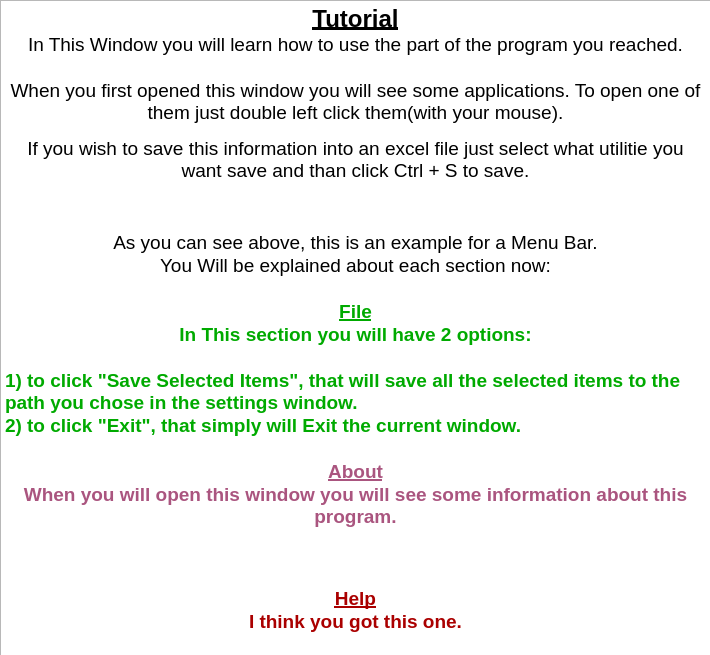
toko214/logsProject, file uis/help3.ui: the form before one commit.
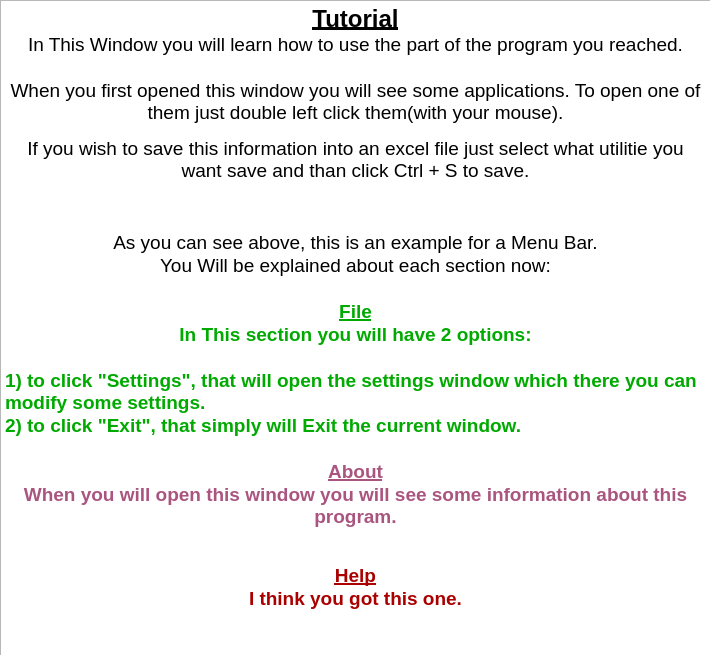
The form after the commit. Icons and pictures are not drawn.

Patch:
```diff
--- a/uis/help3.ui
+++ b/uis/help3.ui
@@ -34,7 +34,7 @@
 &lt;p align=&quot;center&quot; style=&quot;-qt-paragraph-type:empty; margin-top:0px; margin-bottom:0px; margin-left:0px; margin-right:0px; -qt-block-indent:0; text-indent:0px; font-size:8pt;&quot;&gt;&lt;br /&gt;&lt;/p&gt;
 &lt;p align=&quot;center&quot; style=&quot; margin-top:0px; margin-bottom:0px; margin-left:0px; margin-right:0px; -qt-block-indent:0; text-indent:0px;&quot;&gt;&lt;span style=&quot; font-size:14pt;&quot;&gt;If you wish to save this information into an excel file just select what utilitie you want save and than click Ctrl + S to save.&lt;/span&gt;&lt;/p&gt;
 &lt;p align=&quot;center&quot; style=&quot;-qt-paragraph-type:empty; margin-top:0px; margin-bottom:0px; margin-left:0px; margin-right:0px; -qt-block-indent:0; text-indent:0px; font-size:14pt;&quot;&gt;&lt;br /&gt;&lt;/p&gt;
-&lt;p align=&quot;center&quot; style=&quot; margin-top:0px; margin-bottom:0px; margin-left:0px; margin-right:0px; -qt-block-indent:0; text-indent:0px;&quot;&gt;&lt;img src=&quot;:/מסמכים/241318_231310.jpeg&quot; /&gt;&lt;/p&gt;
+&lt;p align=&quot;center&quot; style=&quot; margin-top:0px; margin-bottom:0px; margin-left:0px; margin-right:0px; -qt-block-indent:0; text-indent:0px;&quot;&gt;&lt;img src=&quot;:/newPrefix/275718_145721.jpeg&quot; /&gt;&lt;/p&gt;
 &lt;p align=&quot;center&quot; style=&quot;-qt-paragraph-type:empty; margin-top:0px; margin-bottom:0px; margin-left:0px; margin-right:0px; -qt-block-indent:0; text-indent:0px; font-size:8pt;&quot;&gt;&lt;br /&gt;&lt;/p&gt;
 &lt;p align=&quot;center&quot; style=&quot; margin-top:0px; margin-bottom:0px; margin-left:0px; margin-right:0px; -qt-block-indent:0; text-indent:0px;&quot;&gt;&lt;span style=&quot; font-size:14pt;&quot;&gt;As you can see above, this is an example for a Menu Bar.&lt;/span&gt;&lt;/p&gt;
 &lt;p align=&quot;center&quot; style=&quot; margin-top:0px; margin-bottom:0px; margin-left:0px; margin-right:0px; -qt-block-indent:0; text-indent:0px;&quot;&gt;&lt;span style=&quot; font-size:14pt;&quot;&gt;You Will be explained about each section now:&lt;/span&gt;&lt;/p&gt;
@@ -42,14 +42,13 @@
 &lt;p align=&quot;center&quot; style=&quot; margin-top:0px; margin-bottom:0px; margin-left:0px; margin-right:0px; -qt-block-indent:0; text-indent:0px;&quot;&gt;&lt;span style=&quot; font-size:14pt; font-weight:600; text-decoration: underline; color:#00aa00;&quot;&gt;File&lt;/span&gt;&lt;/p&gt;
 &lt;p align=&quot;center&quot; style=&quot; margin-top:0px; margin-bottom:0px; margin-left:0px; margin-right:0px; -qt-block-indent:0; text-indent:0px;&quot;&gt;&lt;span style=&quot; font-size:14pt; font-weight:600; color:#00aa00;&quot;&gt;In This section you will have 2 options:&lt;/span&gt;&lt;/p&gt;
 &lt;p align=&quot;center&quot; style=&quot;-qt-paragraph-type:empty; margin-top:0px; margin-bottom:0px; margin-left:0px; margin-right:0px; -qt-block-indent:0; text-indent:0px; font-size:14pt; font-weight:600; color:#00aa00;&quot;&gt;&lt;br /&gt;&lt;/p&gt;
-&lt;p style=&quot; margin-top:0px; margin-bottom:0px; margin-left:0px; margin-right:0px; -qt-block-indent:0; text-indent:0px;&quot;&gt;&lt;span style=&quot; font-size:14pt; font-weight:600; color:#00aa00;&quot;&gt;1) to click &amp;quot;Save Selected Items&amp;quot;, that will save all the selected items to the path you chose in the settings window.&lt;/span&gt;&lt;/p&gt;
+&lt;p style=&quot; margin-top:0px; margin-bottom:0px; margin-left:0px; margin-right:0px; -qt-block-indent:0; text-indent:0px;&quot;&gt;&lt;span style=&quot; font-size:14pt; font-weight:600; color:#00aa00;&quot;&gt;1) to click &amp;quot;Settings&amp;quot;, that will open the settings window which there you can modify some settings.&lt;/span&gt;&lt;/p&gt;
 &lt;p style=&quot; margin-top:0px; margin-bottom:0px; margin-left:0px; margin-right:0px; -qt-block-indent:0; text-indent:0px;&quot;&gt;&lt;span style=&quot; font-size:14pt; font-weight:600; color:#00aa00;&quot;&gt;2) to click &amp;quot;Exit&amp;quot;, that simply will Exit the current window.&lt;/span&gt;&lt;/p&gt;
 &lt;p align=&quot;center&quot; style=&quot;-qt-paragraph-type:empty; margin-top:0px; margin-bottom:0px; margin-left:0px; margin-right:0px; -qt-block-indent:0; text-indent:0px; font-size:14pt; font-weight:600; color:#00aa00;&quot;&gt;&lt;br /&gt;&lt;/p&gt;
 &lt;p align=&quot;center&quot; style=&quot; margin-top:0px; margin-bottom:0px; margin-left:0px; margin-right:0px; -qt-block-indent:0; text-indent:0px;&quot;&gt;&lt;span style=&quot; font-size:14pt; font-weight:600; text-decoration: underline; color:#aa557f;&quot;&gt;About&lt;/span&gt;&lt;/p&gt;
 &lt;p align=&quot;center&quot; style=&quot; margin-top:0px; margin-bottom:0px; margin-left:0px; margin-right:0px; -qt-block-indent:0; text-indent:0px;&quot;&gt;&lt;span style=&quot; font-size:14pt; font-weight:600; color:#aa557f;&quot;&gt;When you will open this window you will see some information about this program.&lt;/span&gt;&lt;/p&gt;
 &lt;p align=&quot;center&quot; style=&quot;-qt-paragraph-type:empty; margin-top:0px; margin-bottom:0px; margin-left:0px; margin-right:0px; -qt-block-indent:0; text-indent:0px; font-size:8pt;&quot;&gt;&lt;br /&gt;&lt;/p&gt;
 &lt;p align=&quot;center&quot; style=&quot;-qt-paragraph-type:empty; margin-top:0px; margin-bottom:0px; margin-left:0px; margin-right:0px; -qt-block-indent:0; text-indent:0px; font-size:14pt; font-weight:600; color:#aa557f;&quot;&gt;&lt;br /&gt;&lt;/p&gt;
-&lt;p align=&quot;center&quot; style=&quot;-qt-paragraph-type:empty; margin-top:0px; margin-bottom:0px; margin-left:0px; margin-right:0px; -qt-block-indent:0; text-indent:0px; font-size:14pt; font-weight:600; color:#aa557f;&quot;&gt;&lt;br /&gt;&lt;/p&gt;
 &lt;p align=&quot;center&quot; style=&quot; margin-top:0px; margin-bottom:0px; margin-left:0px; margin-right:0px; -qt-block-indent:0; text-indent:0px;&quot;&gt;&lt;span style=&quot; font-size:14pt; font-weight:600; text-decoration: underline; color:#aa0000;&quot;&gt;Help&lt;/span&gt;&lt;/p&gt;
 &lt;p align=&quot;center&quot; style=&quot; margin-top:0px; margin-bottom:0px; margin-left:0px; margin-right:0px; -qt-block-indent:0; text-indent:0px;&quot;&gt;&lt;span style=&quot; font-size:14pt; font-weight:600; color:#aa0000;&quot;&gt;I think you got this one.&lt;/span&gt;&lt;/p&gt;
 &lt;p style=&quot;-qt-paragraph-type:empty; margin-top:0px; margin-bottom:0px; margin-left:0px; margin-right:0px; -qt-block-indent:0; text-indent:0px; font-size:8pt;&quot;&gt;&lt;br /&gt;&lt;/p&gt;&lt;/body&gt;&lt;/html&gt;</string>
```
